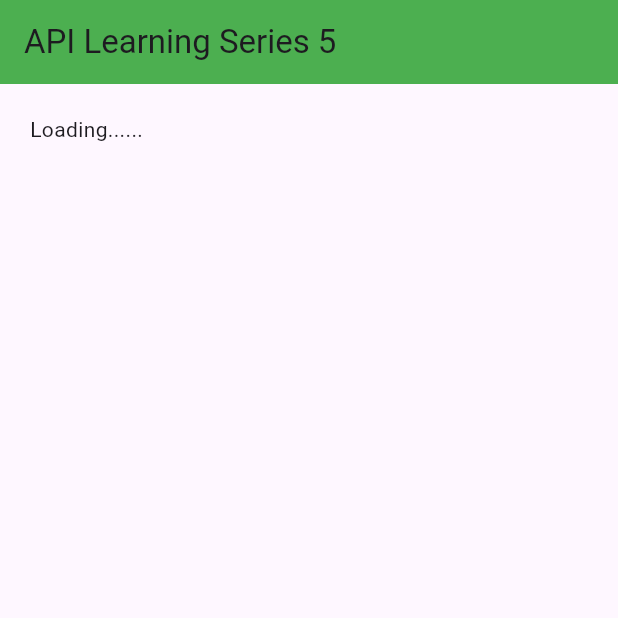
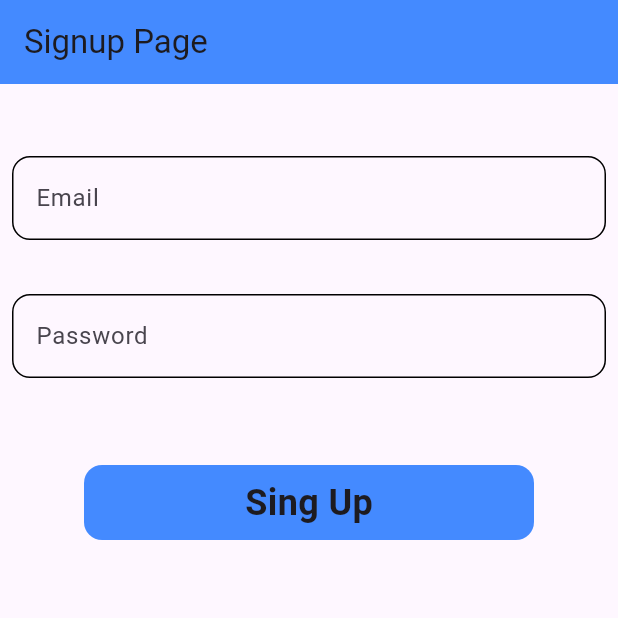
Before and after one commit to milan0122/first_api_project, a Flutter app: the screen it shows after launch, on a phone screen of 412 x 824 dp, the top half of it. Run offline on Flutter 3.47's test engine with Material 3 defaults, Android fonts, the phone set to English and light mode, and no system bars; our stand-ins replace modal_progress_hud_nsn; missing offline and left inert: status_alert.

Commit message:
post api for login and signup

```diff
--- a/lib/user_api2.dart
+++ b/lib/Get_Method/user_api2.dart
@@ -1,5 +1,5 @@
 import "dart:convert";
-import 'package:first_api/user_api.dart';
+import 'package:first_api/Get_Method/user_api.dart';
 import "package:flutter/material.dart";
 import 'package:http/http.dart'as http;
 class UserApi2 extends StatefulWidget {
--- /dev/null
+++ b/lib/Post_method/login_page.dart
@@ -0,0 +1,120 @@
+import 'dart:convert';
+import "package:flutter/material.dart";
+import 'package:status_alert/status_alert.dart';
+import 'package:modal_progress_hud_nsn/modal_progress_hud_nsn.dart';
+import 'package:http/http.dart'as http;
+class LoginPage extends StatefulWidget {
+  const LoginPage({super.key});
+
+  @override
+  State<LoginPage> createState() => _LoginPageState();
+}
+
+class _LoginPageState extends State<LoginPage> {
+  @override
+  TextEditingController emailController = TextEditingController();
+  TextEditingController passwordController = TextEditingController();
+  void showSuccessAlert(BuildContext context) {
+    StatusAlert.show(
+      context,
+      duration: Duration(seconds: 2),
+      title: 'Login successfully',
+      //subtitle: 'Operation completed successfully!',
+      configuration: IconConfiguration(icon: Icons.check),
+    );
+  }
+
+  Future<void> Register(String email,String password) async {
+    try {
+      final response = await http.post(
+          Uri.parse('https://reqres.in/api/login'),
+          body: {
+            'email': email,
+            'password': password
+          }
+      );
+      var data = jsonDecode(response.body.toString());
+      if (response.statusCode == 200) {
+        print("login successfully");
+        showSuccessAlert(context);
+      }
+      else {
+        print('login failed');
+      }
+    }
+    catch (e) {
+      print(e.toString());
+    }
+  }
+  Widget build(BuildContext context) {
+    return  Scaffold(
+      appBar: AppBar(
+        title: Title(color: Colors.black, child:Text("Signup Page")),
+        backgroundColor: Colors.blueAccent,
+      ),
+      body: Column(
+        // mainAxisAlignment: MainAxisAlignment.center,
+        crossAxisAlignment: CrossAxisAlignment.center,
+        children: [
+          SizedBox(
+            height: 40,
+          ),
+          Padding(
+            padding: const EdgeInsets.all(8.0),
+            child: TextFormField(
+              controller: emailController,
+              decoration: InputDecoration(
+                  hintText: "Email",
+                  focusedBorder: OutlineInputBorder(
+                      borderRadius: BorderRadius.circular(12)
+                  ),
+                  enabledBorder: OutlineInputBorder(
+                      borderRadius: BorderRadius.circular(12)
+                  )
+              ),
+            ),
+          ),
+          SizedBox(
+            height: 20,
+          ),
+          Padding(
+            padding: const EdgeInsets.all(8.0),
+            child: TextFormField(
+              controller: passwordController,
+              decoration: InputDecoration(
+                  hintText: "Password",
+                  focusedBorder:OutlineInputBorder(
+                      borderRadius: BorderRadius.circular(12),
+                      borderSide:BorderSide(color: Colors.black)
+                  ),
+                  enabledBorder:OutlineInputBorder(
+                      borderRadius: BorderRadius.circular(12),
+                      borderSide:BorderSide(color: Colors.black)
+                  )
+              ),
+
+            ),
+          ),
+          SizedBox(
+            height: 50,
+          ),
+          Container(
+            width: 300,
+            height: 50,
+            decoration: BoxDecoration(
+                borderRadius: BorderRadius.circular(12),
+                color: Colors.blueAccent
+            ),
+            child: InkWell(
+              onTap: (){
+                Register(emailController.text.toString(),passwordController.text.toString());
+              },
+              child: Center(child: Text('Sing Up',style: TextStyle(fontSize: 24,fontWeight: FontWeight.bold),)),
+            ),
+          )
+
+        ],
+      ),
+    );
+  }
+}
--- a/lib/main.dart
+++ b/lib/main.dart
@@ -1,8 +1,10 @@
-import 'package:first_api/Complex_api.dart';
-import 'package:first_api/home_screen.dart';
-import 'package:first_api/photos_api.dart';
-import 'package:first_api/user_api.dart';
-import 'package:first_api/user_api2.dart';
+import 'package:first_api/Get_Method/Complex_api.dart';
+import 'package:first_api/Get_Method/home_screen.dart';
+import 'package:first_api/Get_Method/photos_api.dart';
+import 'package:first_api/Get_Method/user_api.dart';
+import 'package:first_api/Get_Method/user_api2.dart';
+import 'package:first_api/Post_method/login_page.dart';
+import 'package:first_api/Post_method/singup_page.dart';
 import 'package:flutter/material.dart';
 
 void main() {
@@ -21,7 +23,7 @@ class MyApp extends StatelessWidget {
         colorScheme: ColorScheme.fromSeed(seedColor: Colors.deepPurple),
         useMaterial3: true,
       ),
-      home: const ComplexApi(),
+      home: const LoginPage(),
     );
   }
 }
--- a/pubspec.yaml
+++ b/pubspec.yaml
@@ -31,6 +31,8 @@ dependencies:
   flutter:
     sdk: flutter
   http: ^1.2.2
+  modal_progress_hud_nsn: ^0.5.1
+  status_alert: ^1.0.1
 
 
 
```
Also changed, not shown: lib/Post_method/singup_page.dart (added, +124 -0 lines), lib/Get_Method/Complex_api.dart (renamed from lib/Complex_api.dart), lib/Get_Method/home_screen.dart (renamed from lib/home_screen.dart), lib/Get_Method/photos_api.dart (renamed from lib/photos_api.dart), lib/Get_Method/user_api.dart (renamed from lib/user_api.dart), pubspec.lock.
